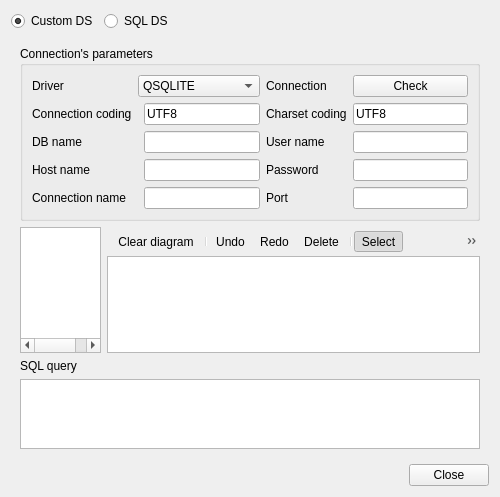
First picture: the form in QtRpt/QtRptDesigner/SqlDesigner.ui, repository Feo-d-oR/YARC, before the edit.
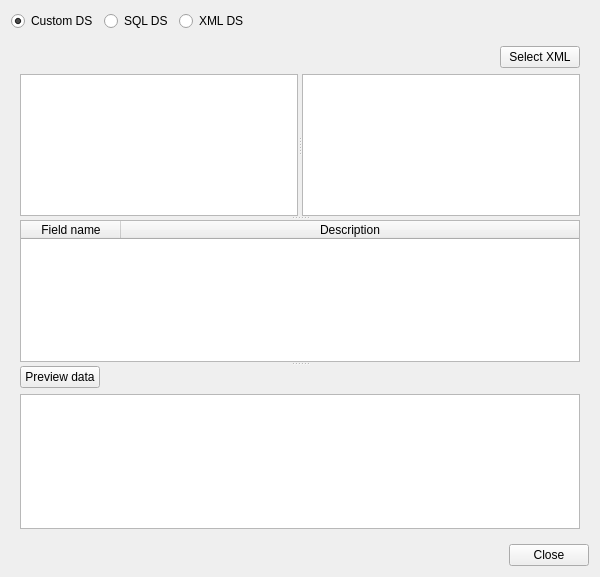
Second picture: the form after the edit. The open tabs and pages were chosen to show the change. Icons and pictures are not drawn.

The edit to the form file:
```diff
--- a/QtRpt/QtRptDesigner/SqlDesigner.ui
+++ b/QtRpt/QtRptDesigner/SqlDesigner.ui
@@ -6,19 +6,19 @@
    <rect>
     <x>0</x>
     <y>0</y>
-    <width>500</width>
-    <height>497</height>
+    <width>600</width>
+    <height>577</height>
    </rect>
   </property>
   <property name="minimumSize">
    <size>
-    <width>500</width>
+    <width>600</width>
     <height>0</height>
    </size>
   </property>
   <property name="maximumSize">
    <size>
-    <width>500</width>
+    <width>600</width>
     <height>16777215</height>
    </size>
   </property>
@@ -45,6 +45,13 @@
        </property>
       </widget>
      </item>
+     <item>
+      <widget class="QRadioButton" name="rbXml">
+       <property name="text">
+        <string>XML DS</string>
+       </property>
+      </widget>
+     </item>
      <item>
       <spacer name="horizontalSpacer_2">
        <property name="orientation">
@@ -139,43 +146,7 @@
            </widget>
           </item>
           <item row="0" column="1" colspan="2">
-           <widget class="QComboBox" name="cmbType">
-            <item>
-             <property name="text">
-              <string>QSQLITE</string>
-             </property>
-            </item>
-            <item>
-             <property name="text">
-              <string>QMYSQL</string>
-             </property>
-            </item>
-            <item>
-             <property name="text">
-              <string>QMYSQL3</string>
-             </property>
-            </item>
-            <item>
-             <property name="text">
-              <string>QODBC</string>
-             </property>
-            </item>
-            <item>
-             <property name="text">
-              <string>QODBC3</string>
-             </property>
-            </item>
-            <item>
-             <property name="text">
-              <string>QPSQL</string>
-             </property>
-            </item>
-            <item>
-             <property name="text">
-              <string>QPSQL7</string>
-             </property>
-            </item>
-           </widget>
+           <widget class="QComboBox" name="cmbType"/>
           </item>
           <item row="0" column="4">
            <widget class="QPushButton" name="btnCheck">
@@ -330,6 +301,97 @@
        </item>
       </layout>
      </widget>
+     <widget class="QWidget" name="page_3">
+      <layout class="QVBoxLayout" name="verticalLayout_4">
+       <item>
+        <layout class="QHBoxLayout" name="horizontalLayout_4">
+         <item>
+          <spacer name="horizontalSpacer_3">
+           <property name="orientation">
+            <enum>Qt::Horizontal</enum>
+           </property>
+           <property name="sizeHint" stdset="0">
+            <size>
+             <width>40</width>
+             <height>20</height>
+            </size>
+           </property>
+          </spacer>
+         </item>
+         <item>
+          <widget class="QPushButton" name="btnSelectXML">
+           <property name="text">
+            <string>Select XML</string>
+           </property>
+          </widget>
+         </item>
+        </layout>
+       </item>
+       <item>
+        <widget class="QSplitter" name="splitter_2">
+         <property name="orientation">
+          <enum>Qt::Vertical</enum>
+         </property>
+         <widget class="QSplitter" name="splitter">
+          <property name="orientation">
+           <enum>Qt::Horizontal</enum>
+          </property>
+          <widget class="QPlainTextEdit" name="plainTextEdit"/>
+          <widget class="QTreeView" name="treeView"/>
+         </widget>
+         <widget class="QTableWidget" name="tableWidget">
+          <attribute name="horizontalHeaderStretchLastSection">
+           <bool>true</bool>
+          </attribute>
+          <attribute name="verticalHeaderStretchLastSection">
+           <bool>false</bool>
+          </attribute>
+          <column>
+           <property name="text">
+            <string>Field name</string>
+           </property>
+          </column>
+          <column>
+           <property name="text">
+            <string>Description</string>
+           </property>
+          </column>
+         </widget>
+         <widget class="QWidget" name="layoutWidget">
+          <layout class="QVBoxLayout" name="verticalLayout_3">
+           <item>
+            <layout class="QHBoxLayout" name="horizontalLayout_5">
+             <item>
+              <widget class="QPushButton" name="pushButton">
+               <property name="text">
+                <string>Preview data</string>
+               </property>
+              </widget>
+             </item>
+             <item>
+              <spacer name="horizontalSpacer_4">
+               <property name="orientation">
+                <enum>Qt::Horizontal</enum>
+               </property>
+               <property name="sizeHint" stdset="0">
+                <size>
+                 <width>40</width>
+                 <height>20</height>
+                </size>
+               </property>
+              </spacer>
+             </item>
+            </layout>
+           </item>
+           <item>
+            <widget class="QTableWidget" name="tableWidget"/>
+           </item>
+          </layout>
+         </widget>
+        </widget>
+       </item>
+      </layout>
+     </widget>
     </widget>
    </item>
   </layout>
```
